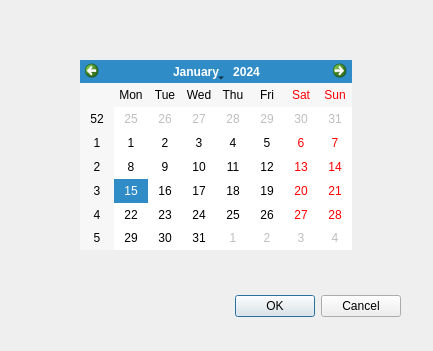
First picture: the form in uis/dialog_prolong_loan.ui, repository DaeyeongCho/DataBaseLectureProject, before the edit.
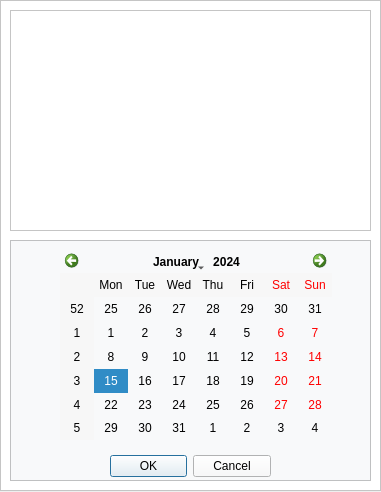
Second picture: the form after the edit. Icons and pictures are not drawn.

The edit to the form file:
```diff
--- a/uis/dialog_prolong_loan.ui
+++ b/uis/dialog_prolong_loan.ui
@@ -6,38 +6,105 @@
    <rect>
     <x>0</x>
     <y>0</y>
-    <width>433</width>
-    <height>351</height>
+    <width>381</width>
+    <height>492</height>
    </rect>
   </property>
   <property name="windowTitle">
    <string>Dialog</string>
   </property>
-  <widget class="QDialogButtonBox" name="buttonBox">
+  <widget class="QFrame" name="frame">
    <property name="geometry">
     <rect>
-     <x>60</x>
-     <y>290</y>
-     <width>341</width>
-     <height>32</height>
+     <x>0</x>
+     <y>0</y>
+     <width>381</width>
+     <height>491</height>
     </rect>
    </property>
-   <property name="orientation">
-    <enum>Qt::Horizontal</enum>
+   <property name="styleSheet">
+    <string notr="true">background-color: white;</string>
    </property>
-   <property name="standardButtons">
-    <set>QDialogButtonBox::Cancel|QDialogButtonBox::Ok</set>
+   <property name="frameShape">
+    <enum>QFrame::StyledPanel</enum>
    </property>
-  </widget>
-  <widget class="QCalendarWidget" name="calendarWidget">
-   <property name="geometry">
-    <rect>
-     <x>80</x>
-     <y>60</y>
-     <width>272</width>
-     <height>190</height>
-    </rect>
+   <property name="frameShadow">
+    <enum>QFrame::Raised</enum>
    </property>
+   <widget class="QFrame" name="frame_2">
+    <property name="geometry">
+     <rect>
+      <x>10</x>
+      <y>10</y>
+      <width>361</width>
+      <height>221</height>
+     </rect>
+    </property>
+    <property name="styleSheet">
+     <string notr="true">border-image : url(C:/Users/jdy08/Visual Studio Code/DataBaseLectureProject/uis/Loan.jpg);</string>
+    </property>
+    <property name="frameShape">
+     <enum>QFrame::StyledPanel</enum>
+    </property>
+    <property name="frameShadow">
+     <enum>QFrame::Raised</enum>
+    </property>
+   </widget>
+   <widget class="QFrame" name="frame_3">
+    <property name="geometry">
+     <rect>
+      <x>10</x>
+      <y>240</y>
+      <width>361</width>
+      <height>241</height>
+     </rect>
+    </property>
+    <property name="styleSheet">
+     <string notr="true">color : #000;
+background-color : #f8f9fa;</string>
+    </property>
+    <property name="frameShape">
+     <enum>QFrame::StyledPanel</enum>
+    </property>
+    <property name="frameShadow">
+     <enum>QFrame::Raised</enum>
+    </property>
+    <widget class="QCalendarWidget" name="calendarWidget">
+     <property name="geometry">
+      <rect>
+       <x>50</x>
+       <y>10</y>
+       <width>272</width>
+       <height>190</height>
+      </rect>
+     </property>
+    </widget>
+    <widget class="QDialogButtonBox" name="buttonBox">
+     <property name="geometry">
+      <rect>
+       <x>100</x>
+       <y>210</y>
+       <width>161</width>
+       <height>32</height>
+      </rect>
+     </property>
+     <property name="styleSheet">
+      <string notr="true">#ButtonBox :hover {
+	background-color #f9fafb;
+}
+#ButtonBox :pressed {
+	border: 4px solid #e9e9ea;
+}
+</string>
+     </property>
+     <property name="orientation">
+      <enum>Qt::Horizontal</enum>
+     </property>
+     <property name="standardButtons">
+      <set>QDialogButtonBox::Cancel|QDialogButtonBox::Ok</set>
+     </property>
+    </widget>
+   </widget>
   </widget>
  </widget>
  <resources/>
```
